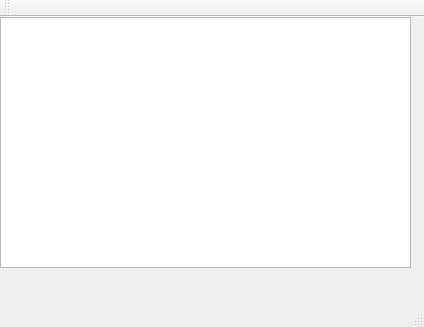
Qt form qlife/mainwindow.ui (fvoidxf/hashwd) before a commit.
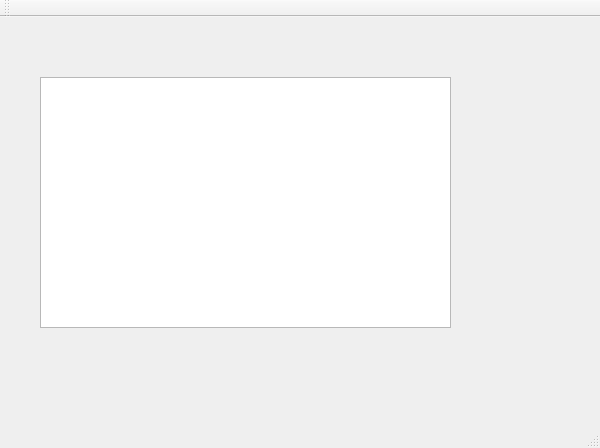
The same form after that commit. Custom widgets are drawn as their Qt base class.

Patch:
```diff
--- a/qlife/mainwindow.ui
+++ b/qlife/mainwindow.ui
@@ -6,8 +6,8 @@
    <rect>
     <x>0</x>
     <y>0</y>
-    <width>424</width>
-    <height>327</height>
+    <width>600</width>
+    <height>448</height>
    </rect>
   </property>
   <property name="windowTitle">
@@ -17,8 +17,8 @@
    <widget class="QGraphicsView" name="graphicsView">
     <property name="geometry">
      <rect>
-      <x>0</x>
-      <y>0</y>
+      <x>40</x>
+      <y>60</y>
       <width>411</width>
       <height>251</height>
      </rect>
@@ -46,6 +46,13 @@
   <widget class="QStatusBar" name="statusBar"/>
  </widget>
  <layoutdefault spacing="6" margin="11"/>
+ <customwidgets>
+  <customwidget>
+   <class>FieldView</class>
+   <extends>QGraphicsView</extends>
+   <header>fieldview.h</header>
+  </customwidget>
+ </customwidgets>
  <resources/>
  <connections/>
 </ui>
```
Left out of the diff: 4 changed lines with no effect on the pictures.
